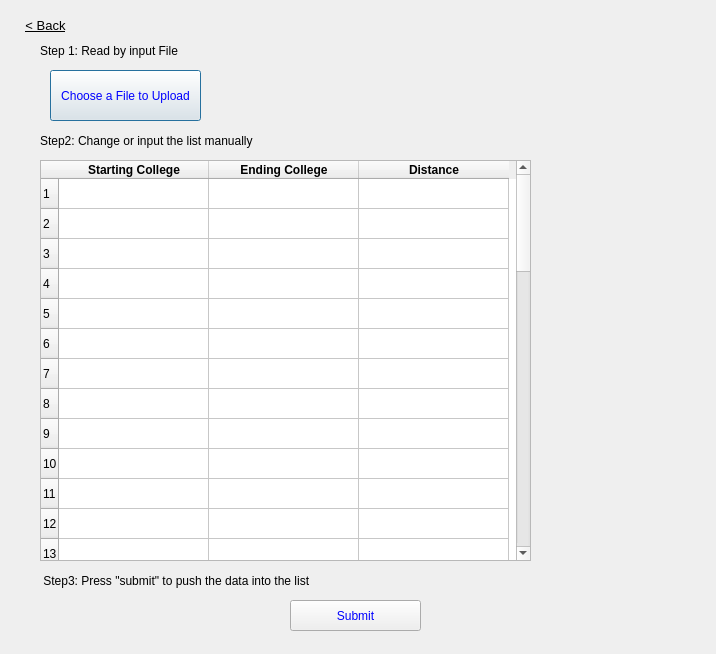
Qt form inputcollege.ui (Ling2251/CS1D-College-Tour) before a commit.
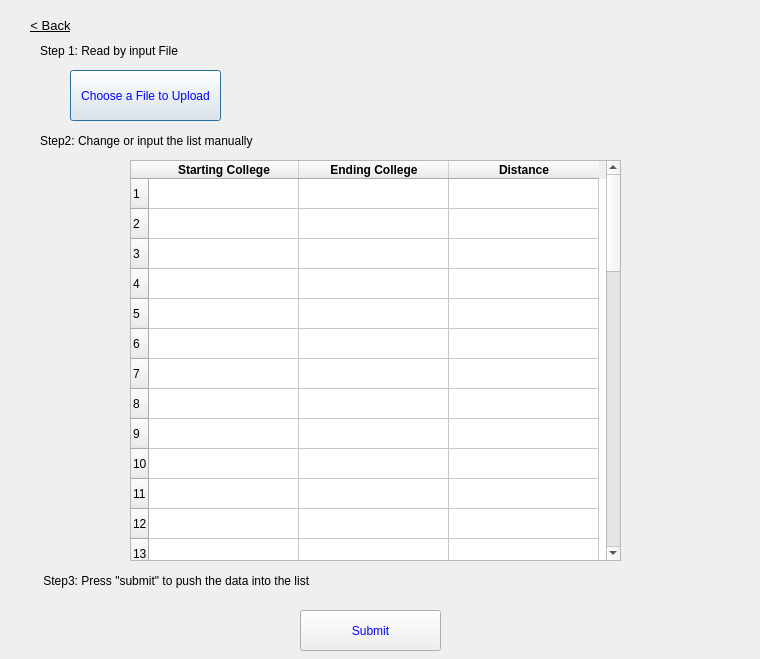
The same form after that commit.

Patch:
```diff
--- a/inputcollege.ui
+++ b/inputcollege.ui
@@ -6,8 +6,8 @@
    <rect>
     <x>0</x>
     <y>0</y>
-    <width>716</width>
-    <height>654</height>
+    <width>760</width>
+    <height>659</height>
    </rect>
   </property>
   <property name="windowTitle">
@@ -48,7 +48,7 @@
   <widget class="QPushButton" name="InputFile">
    <property name="geometry">
     <rect>
-     <x>50</x>
+     <x>70</x>
      <y>70</y>
      <width>151</width>
      <height>51</height>
@@ -64,7 +64,7 @@
   <widget class="QTableWidget" name="tableWidget">
    <property name="geometry">
     <rect>
-     <x>40</x>
+     <x>130</x>
      <y>160</y>
      <width>491</width>
      <height>401</height>
@@ -129,6 +129,7 @@
     <property name="font">
      <font>
       <pointsize>9</pointsize>
+      <weight>75</weight>
       <bold>true</bold>
      </font>
     </property>
@@ -139,6 +140,7 @@
     </property>
     <property name="font">
      <font>
+      <weight>75</weight>
       <bold>true</bold>
      </font>
     </property>
@@ -149,6 +151,7 @@
     </property>
     <property name="font">
      <font>
+      <weight>75</weight>
       <bold>true</bold>
      </font>
     </property>
@@ -178,10 +181,10 @@
   <widget class="QPushButton" name="submitButton">
    <property name="geometry">
     <rect>
-     <x>290</x>
-     <y>600</y>
-     <width>131</width>
-     <height>31</height>
+     <x>300</x>
+     <y>610</y>
+     <width>141</width>
+     <height>41</height>
     </rect>
    </property>
    <property name="styleSheet">
@@ -196,7 +199,7 @@
     <rect>
      <x>10</x>
      <y>10</y>
-     <width>71</width>
+     <width>81</width>
      <height>31</height>
     </rect>
    </property>
@@ -204,6 +207,7 @@
     <font>
      <family>Segoe UI</family>
      <pointsize>10</pointsize>
+     <weight>50</weight>
      <italic>false</italic>
      <bold>false</bold>
      <underline>true</underline>
```
